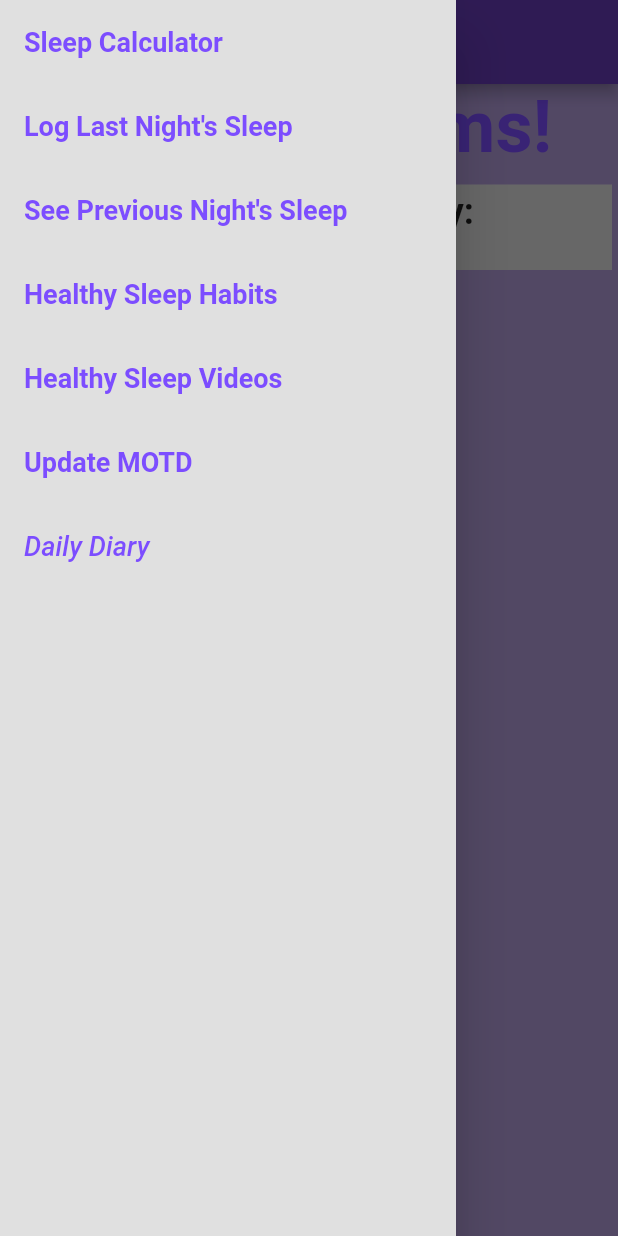
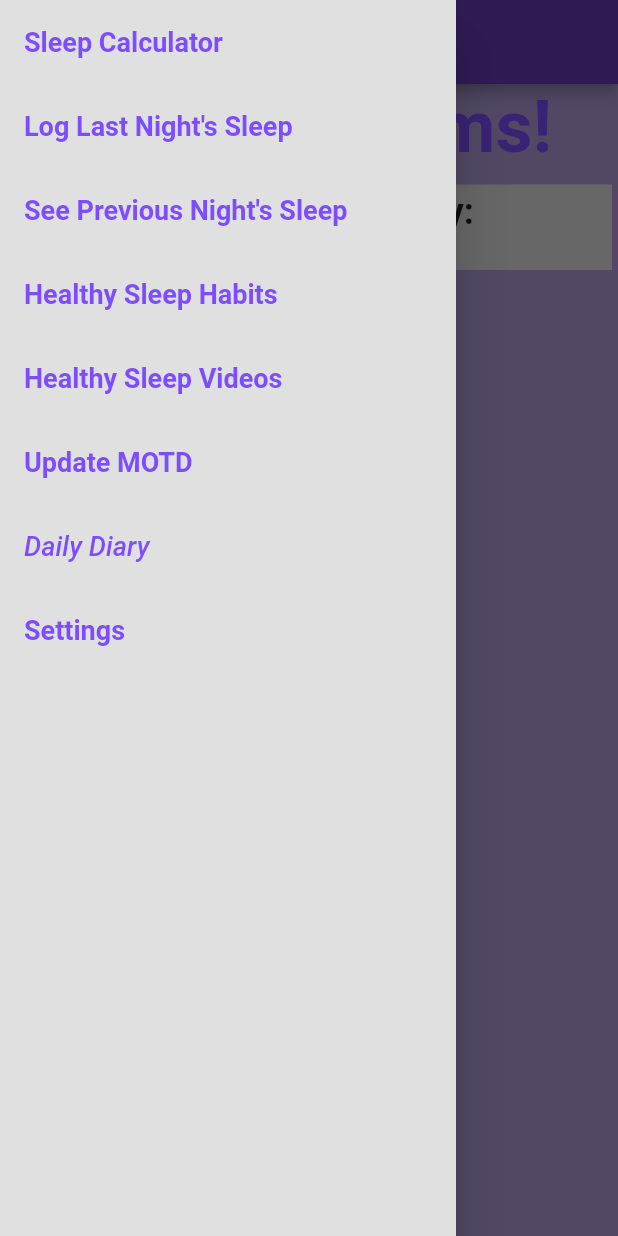
Before and after one commit to jakelang01/SweetDreams, a Flutter app: the screen it shows after launch, with the side drawer open, on a phone screen of 412 x 824 dp. Run offline on Flutter 3.47's test engine with Material 2 defaults, Android fonts, the phone set to English and light mode, and no system bars; our stand-ins replace cloud_firestore, firebase_core, flutter_rating_bar, shared_preferences, youtube_player_flutter; accounts and stored records are empty.

Commit message:
Add settings page to menu
Just has light/dark mode buttons right now

```diff
--- a/lib/main.dart
+++ b/lib/main.dart
@@ -13,6 +13,7 @@ import 'dreams/views/dreams_output.dart';
 import 'dreams/views/dreams_videos.dart';
 import 'package:crypto/crypto.dart';
 import 'dart:convert';
+import 'dreams/views/dreams_settings.dart';
 
 void main() {
   WidgetsFlutterBinding.ensureInitialized();
@@ -146,10 +147,29 @@ class _MyHomePageState extends State<MyHomePage> {
   }
 }
 
-class MyApp extends StatelessWidget {
+class MyApp extends StatefulWidget {
   const MyApp({Key? key}) : super(key: key);
 
+  @override
+  State<MyApp> createState() => _MyAppState();
+
+  static _MyAppState of(BuildContext context) =>
+      context.findAncestorStateOfType<_MyAppState>()!;
+}
+
+class _MyAppState extends State<MyApp> {
+
   // This widget is the root of your application.
+  ThemeMode _themeMode = ThemeMode.system;
+
+  // dark mode method taken from
+  // https://stackoverflow.com/questions/60232070/how-to-implement-dark-mode-and-light-mode-in-flutter
+  void changeTheme(ThemeMode newMode) {
+    setState(() {
+      _themeMode = newMode;
+    });
+  }
+
   @override
   Widget build(BuildContext context) {
     return FutureBuilder(
@@ -248,7 +268,7 @@ class MyApp extends StatelessWidget {
                   ),
                 ),
               ),
-              themeMode: ThemeMode.system,
+              themeMode: _themeMode,
               home: const MyHomePage(title: 'Sweet Dreams'),
             );
           }
@@ -393,6 +413,14 @@ class HamburgerDir extends StatelessWidget {
                       return DiaryScreen();
                     }));
           }),
+          ListTile(title: Text('Settings', style: Theme.of(context).textTheme.button),
+              onTap: (){
+                Navigator.of(context).push(
+                    MaterialPageRoute(
+                        builder: (BuildContext context) {
+                          return SettingsPage(title: 'settings', key: Key("settings"));
+                        }));
+              }),
         ],
       ),
     );
```
